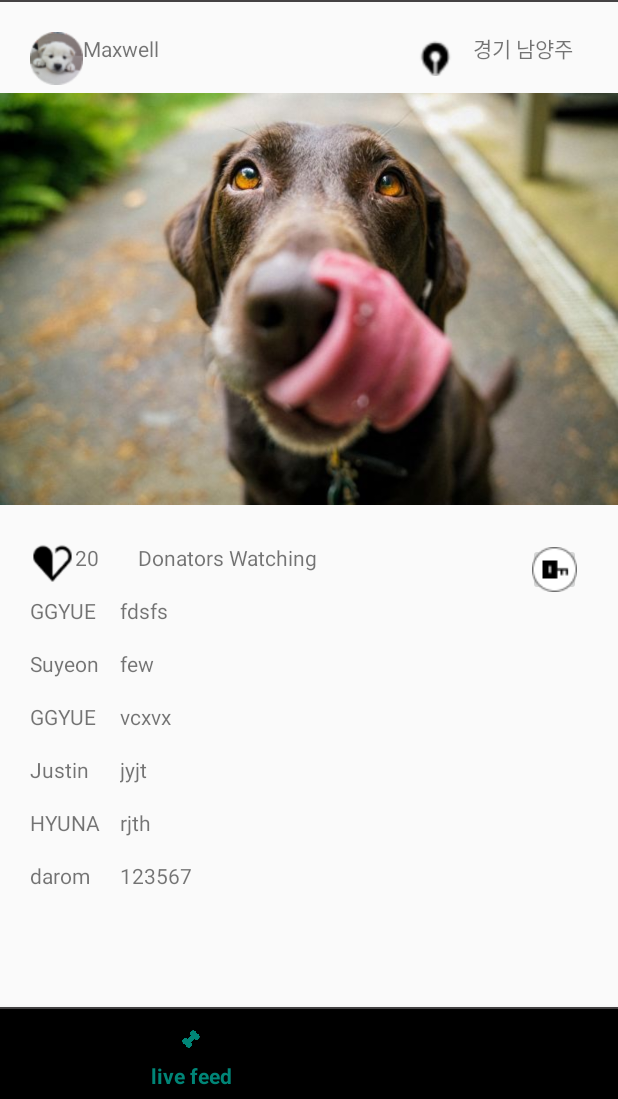
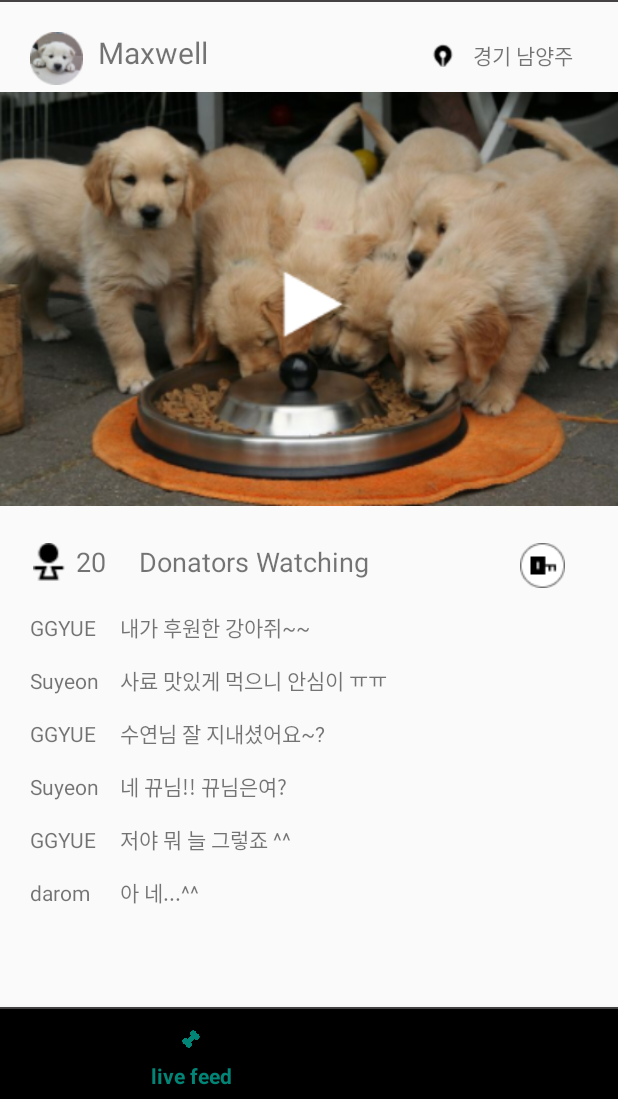
Before and after one commit to MustSix/Abandoned_Dogs_donation_Platform, an Android app: the screen it shows after launch (MainActivity), item 2 of the bottom bar chosen, on a phone screen of 412 x 824 dp, the part 137-1236 px from its top. Run offline under Robolectric (Android 15) with nearby library versions, the phone set to English and light mode, and no system bars.

Commit message:
livefeed fragment 완성

```diff
--- a/MustSix-master/app/src/main/res/layout/fragment_livefeed.xml
+++ b/MustSix-master/app/src/main/res/layout/fragment_livefeed.xml
@@ -21,13 +21,15 @@
         <TextView
             android:layout_width="130dp"
             android:layout_height="35dp"
+            android:layout_marginLeft="10dp"
             android:text="Maxwell"
-            tools:text="writer"></TextView>
+            tools:text="writer"
+            android:textSize="20dp"></TextView>
 
         <ImageView
-            android:layout_width="30dp"
-            android:layout_height="30dp"
-            android:layout_marginTop="2dp"
+            android:layout_width="20dp"
+            android:layout_height="20dp"
+            android:layout_marginTop="5dp"
             android:layout_marginLeft="90dp"
             android:src="@drawable/bd_mappointer"></ImageView>
 
@@ -46,7 +48,7 @@
         <ImageView
             android:layout_width="match_parent"
             android:layout_height="285dp"
-            android:src="@drawable/maxwell6"></ImageView>
+            android:src="@drawable/livefeed_image"></ImageView>
     </RelativeLayout>
 
     <LinearLayout
@@ -57,31 +59,74 @@
         android:layout_marginTop="20dp">
 
         <ImageView
-            android:layout_width="30dp"
-            android:layout_height="30dp"
+            android:layout_width="25dp"
+            android:layout_height="25dp"
             android:layout_marginLeft="20dp"
-            android:src="@drawable/bd_favorite"></ImageView>
+            android:src="@drawable/ic_donate"></ImageView>
 
         <TextView
             android:layout_width="32dp"
             android:layout_height="35dp"
+            android:layout_marginLeft="5dp"
             android:text="20"
-            tools:text="donators watching number"></TextView>
+            tools:text="donators watching number"
+            android:textSize="18dp"></TextView>
 
         <TextView
-            android:layout_width="130dp"
+            android:layout_width="wrap_content"
             android:layout_height="35dp"
             android:layout_marginLeft="10dp"
             android:text="Donators Watching"
+            android:textSize="18dp"
             tools:text="Donators Watching"></TextView>
 
+        <ImageButton
+            android:id="@+id/livefeed_donate"
+            android:layout_width="30dp"
+            android:layout_height="30dp"
+            android:layout_marginLeft="100dp"
+            android:src="@drawable/key"></ImageButton>
+    </LinearLayout>
+    <LinearLayout
+        android:layout_width="match_parent"
+        android:layout_height="wrap_content"
+        android:layout_below="@id/livefeed_image"
+        android:orientation="horizontal"
+        android:layout_marginTop="10dp">
 
-        <ImageButton
-            android:id="@+id/home_donate"
-            android:layout_width="35dp"
+        <TextView
+            android:layout_width="50dp"
             android:layout_height="35dp"
-            android:layout_marginLeft="130dp"
-            android:src="@drawable/key"></ImageButton>
+            android:layout_marginLeft="20dp"
+            android:text="GGYUE"
+            tools:text="name"></TextView>
+
+        <TextView
+            android:layout_width="match_parent"
+            android:layout_height="35dp"
+            android:layout_marginLeft="10dp"
+            android:text="내가 후원한 강아쥐~~"
+            tools:text="comments"></TextView>
+    </LinearLayout>
+    <LinearLayout
+        android:layout_width="match_parent"
+        android:layout_height="wrap_content"
+        android:layout_below="@id/livefeed_image"
+        android:orientation="horizontal">
+
+        <TextView
+            android:layout_width="50dp"
+            android:layout_height="35dp"
+            android:layout_marginLeft="20dp"
+            android:text="Suyeon"
+            tools:text="name"></TextView>
+
+        <TextView
+            android:layout_width="match_parent"
+            android:layout_height="35dp"
+            android:layout_marginLeft="10dp"
+            android:text="사료 맛있게 먹으니 안심이 ㅠㅠ"
+            tools:text="comments"></TextView>
     </LinearLayout>
     <LinearLayout
         android:layout_width="match_parent"
@@ -97,17 +142,16 @@
             tools:text="name"></TextView>
 
         <TextView
-            android:layout_width="130dp"
+            android:layout_width="match_parent"
             android:layout_height="35dp"
             android:layout_marginLeft="10dp"
-            android:text="fdsfs"
-            tools:text="Donators Watching"></TextView>
+            android:text="수연님 잘 지내셨어요~?"
+            tools:text="comments"></TextView>
     </LinearLayout>
-
     <LinearLayout
         android:layout_width="match_parent"
         android:layout_height="wrap_content"
-        android:layout_below="@+id/livefeed_image"
+        android:layout_below="@id/livefeed_image"
         android:orientation="horizontal">
 
         <TextView
@@ -118,11 +162,11 @@
             tools:text="name"></TextView>
 
         <TextView
-            android:layout_width="130dp"
+            android:layout_width="match_parent"
             android:layout_height="35dp"
             android:layout_marginLeft="10dp"
-            android:text="few"
-            tools:text="Donators Watching"></TextView>
+            android:text="네 뀨님!! 뀨님은여?"
+            tools:text="comments"></TextView>
     </LinearLayout>
     <LinearLayout
         android:layout_width="match_parent"
@@ -138,51 +182,11 @@
             tools:text="name"></TextView>
 
         <TextView
-            android:layout_width="130dp"
+            android:layout_width="match_parent"
             android:layout_height="35dp"
             android:layout_marginLeft="10dp"
-            android:text="vcxvx"
-            tools:text="Donators Watching"></TextView>
-    </LinearLayout>
-    <LinearLayout
-        android:layout_width="match_parent"
-        android:layout_height="wrap_content"
-        android:layout_below="@id/livefeed_image"
-        android:orientation="horizontal">
-
-        <TextView
-            android:layout_width="50dp"
-            android:layout_height="35dp"
-            android:layout_marginLeft="20dp"
-            android:text="Justin"
-            tools:text="name"></TextView>
-
-        <TextView
-            android:layout_width="130dp"
-            android:layout_height="35dp"
-            android:layout_marginLeft="10dp"
-            android:text="jyjt"
-            tools:text="Donators Watching"></TextView>
-    </LinearLayout>
-    <LinearLayout
-        android:layout_width="match_parent"
-        android:layout_height="wrap_content"
-        android:layout_below="@id/livefeed_image"
-        android:orientation="horizontal">
-
-        <TextView
-            android:layout_width="50dp"
-            android:layout_height="35dp"
-            android:layout_marginLeft="20dp"
-            android:text="HYUNA"
-            tools:text="name"></TextView>
-
-        <TextView
-            android:layout_width="130dp"
-            android:layout_height="35dp"
-            android:layout_marginLeft="10dp"
-            android:text="rjth"
-            tools:text="Donators Watching"></TextView>
+            android:text="저야 뭐 늘 그렇죠 ^^"
+            tools:text="comments"></TextView>
     </LinearLayout>
     <LinearLayout
         android:layout_width="match_parent"
@@ -198,11 +202,11 @@
             tools:text="name">people</TextView>
 
         <TextView
-            android:layout_width="130dp"
+            android:layout_width="match_parent"
             android:layout_height="35dp"
             android:layout_marginLeft="10dp"
-            android:text="123567"
-            tools:text="Donators Watching"></TextView>
+            android:text="아 네...^^"
+            tools:text="comments"></TextView>
     </LinearLayout>
 
 </LinearLayout>
```
